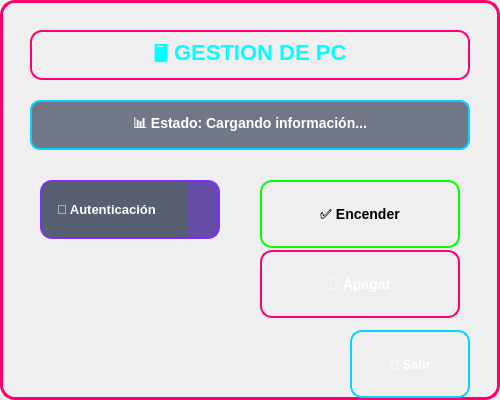
This is ClientApp/dialogmanagepc.ui in jpvindas11/LosM-sFritos_Arduinos as Qt 5 draws it before an edit. The edited form follows.
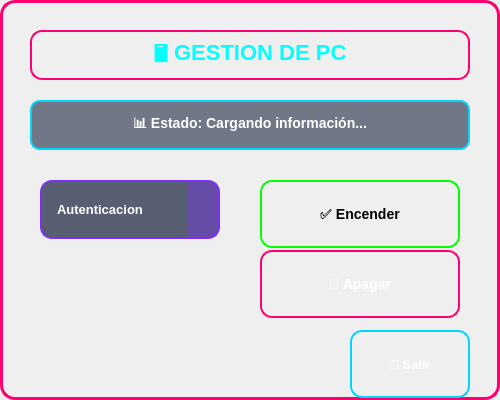
This is the edited form.

```diff
--- a/ClientApp/dialogmanagepc.ui
+++ b/ClientApp/dialogmanagepc.ui
@@ -272,14 +272,14 @@
     </rect>
    </property>
    <property name="currentText">
-    <string>🔐 Autenticación</string>
+    <string>Autenticacion</string>
    </property>
    <property name="sizeAdjustPolicy">
     <enum>QComboBox::AdjustToMinimumContentsLengthWithIcon</enum>
    </property>
    <item>
     <property name="text">
-     <string>🔐 Autenticación</string>
+     <string>Autenticacion</string>
     </property>
    </item>
    <item>
```
Left out of the diff: 6 changed lines with no effect on the pictures.
